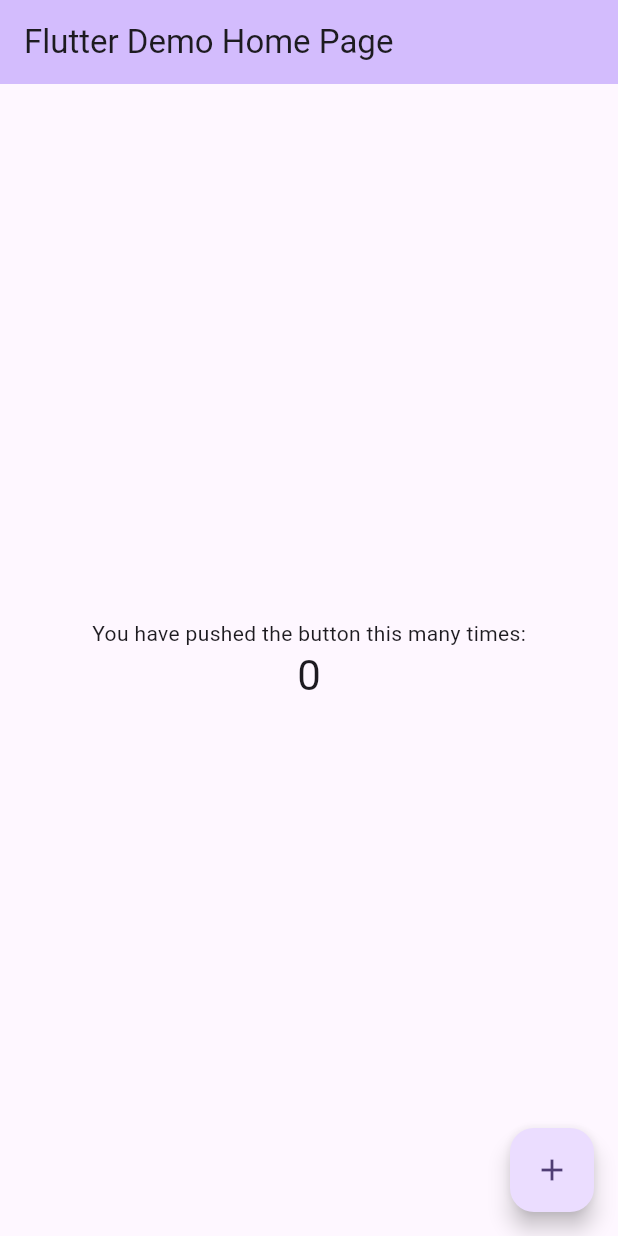
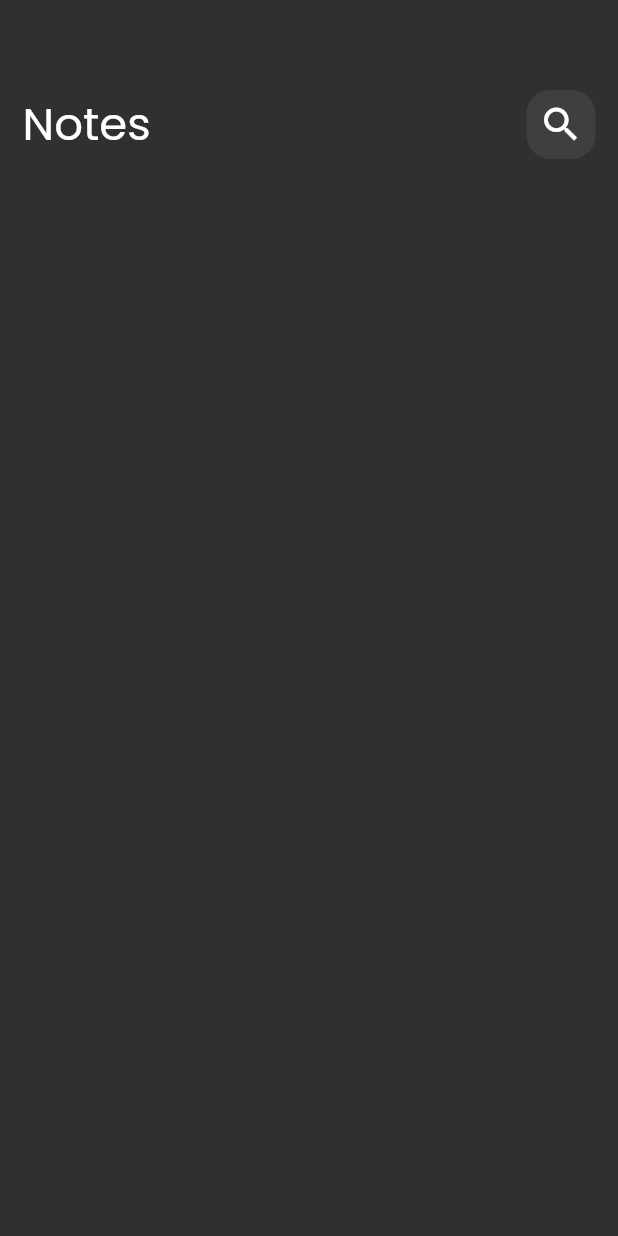
Before and after one commit to Jihedbenammar/Note_app, a Flutter app: the screen it shows after launch, on a phone screen of 412 x 824 dp. Run offline on Flutter 3.47's test engine with Material 2 defaults, Android fonts, the phone set to English and light mode, and no system bars.

Commit message:
add a custom app bar

```diff
--- /dev/null
+++ b/lib/constant/colors.dart
@@ -0,0 +1,5 @@
+import 'package:flutter/material.dart';
+
+class Kcolors {
+  static const kwhite = Colors.white;
+}
--- a/lib/main.dart
+++ b/lib/main.dart
@@ -1,4 +1,5 @@
 import 'package:flutter/material.dart';
+import 'package:note_app/views/home_screen.dart';
 
 void main() {
   runApp(const MyApp());
@@ -7,119 +8,12 @@ void main() {
 class MyApp extends StatelessWidget {
   const MyApp({super.key});
 
-  // This widget is the root of your application.
   @override
   Widget build(BuildContext context) {
     return MaterialApp(
-      title: 'Flutter Demo',
-      theme: ThemeData(
-        // This is the theme of your application.
-        //
-        // TRY THIS: Try running your application with "flutter run". You'll see
-        // the application has a blue toolbar. Then, without quitting the app,
-        // try changing the seedColor in the colorScheme below to Colors.green
-        // and then invoke "hot reload" (save your changes or press the "hot
-        // reload" button in a Flutter-supported IDE, or press "r" if you used
-        // the command line to start the app).
-        //
-        // Notice that the counter didn't reset back to zero; the application
-        // state is not lost during the reload. To reset the state, use hot
-        // restart instead.
-        //
-        // This works for code too, not just values: Most code changes can be
-        // tested with just a hot reload.
-        colorScheme: ColorScheme.fromSeed(seedColor: Colors.deepPurple),
-        useMaterial3: true,
-      ),
-      home: const MyHomePage(title: 'Flutter Demo Home Page'),
+      theme: ThemeData(fontFamily: "Poppins", brightness: Brightness.dark),
+      debugShowCheckedModeBanner: false,
+      home: const HomeScreen(),
     );
   }
 }
-
-class MyHomePage extends StatefulWidget {
-  const MyHomePage({super.key, required this.title});
-
-  // This widget is the home page of your application. It is stateful, meaning
-  // that it has a State object (defined below) that contains fields that affect
-  // how it looks.
-
-  // This class is the configuration for the state. It holds the values (in this
-  // case the title) provided by the parent (in this case the App widget) and
-  // used by the build method of the State. Fields in a Widget subclass are
-  // always marked "final".
-
-  final String title;
-
-  @override
-  State<MyHomePage> createState() => _MyHomePageState();
-}
-
-class _MyHomePageState extends State<MyHomePage> {
-  int _counter = 0;
-
-  void _incrementCounter() {
-    setState(() {
-      // This call to setState tells the Flutter framework that something has
-      // changed in this State, which causes it to rerun the build method below
-      // so that the display can reflect the updated values. If we changed
-      // _counter without calling setState(), then the build method would not be
-      // called again, and so nothing would appear to happen.
-      _counter++;
-    });
-  }
-
-  @override
-  Widget build(BuildContext context) {
-    // This method is rerun every time setState is called, for instance as done
-    // by the _incrementCounter method above.
-    //
-    // The Flutter framework has been optimized to make rerunning build methods
-    // fast, so that you can just rebuild anything that needs updating rather
-    // than having to individually change instances of widgets.
-    return Scaffold(
-      appBar: AppBar(
-        // TRY THIS: Try changing the color here to a specific color (to
-        // Colors.amber, perhaps?) and trigger a hot reload to see the AppBar
-        // change color while the other colors stay the same.
-        backgroundColor: Theme.of(context).colorScheme.inversePrimary,
-        // Here we take the value from the MyHomePage object that was created by
-        // the App.build method, and use it to set our appbar title.
-        title: Text(widget.title),
-      ),
-      body: Center(
-        // Center is a layout widget. It takes a single child and positions it
-        // in the middle of the parent.
-        child: Column(
-          // Column is also a layout widget. It takes a list of children and
-          // arranges them vertically. By default, it sizes itself to fit its
-          // children horizontally, and tries to be as tall as its parent.
-          //
-          // Column has various properties to control how it sizes itself and
-          // how it positions its children. Here we use mainAxisAlignment to
-          // center the children vertically; the main axis here is the vertical
-          // axis because Columns are vertical (the cross axis would be
-          // horizontal).
-          //
-          // TRY THIS: Invoke "debug painting" (choose the "Toggle Debug Paint"
-          // action in the IDE, or press "p" in the console), to see the
-          // wireframe for each widget.
-          mainAxisAlignment: MainAxisAlignment.center,
-          children: <Widget>[
-            const Text(
-              'You have pushed the button this many times:',
-            ),
-            Text(
-              '$_counter',
-              style: Theme.of(context).textTheme.headlineMedium,
-            ),
-          ],
-        ),
-      ),
-      floatingActionButton: FloatingActionButton(
-        onPressed: _incrementCounter,
-        tooltip: 'Increment',
-        child: const Icon(Icons.add),
-      ), // This trailing comma makes auto-formatting nicer for build methods.
-    );
-  }
-}
--- /dev/null
+++ b/lib/views/home_screen.dart
@@ -0,0 +1,13 @@
+import 'package:flutter/material.dart';
+import 'package:note_app/widgets/notes_view_body.dart';
+
+class HomeScreen extends StatelessWidget {
+  const HomeScreen({super.key});
+
+  @override
+  Widget build(BuildContext context) {
+    return const Scaffold(
+      body: NotesViewBody(),
+    );
+  }
+}
--- /dev/null
+++ b/lib/widgets/custom_appbar.dart
@@ -0,0 +1,22 @@
+import 'package:flutter/material.dart';
+
+import '../constant/colors.dart';
+import 'custom_search_icon.dart';
+
+class CustomAppBar extends StatelessWidget {
+  const CustomAppBar({super.key});
+
+  @override
+  Widget build(BuildContext context) {
+    return const Row(
+      children: [
+        Text(
+          "Notes",
+          style: TextStyle(fontSize: 30, color: Kcolors.kwhite),
+        ),
+        Spacer(),
+        CustomSearchIcon(),
+      ],
+    );
+  }
+}
--- /dev/null
+++ b/lib/widgets/custom_search_icon.dart
@@ -0,0 +1,25 @@
+import 'package:flutter/material.dart';
+
+import '../constant/colors.dart';
+
+class CustomSearchIcon extends StatelessWidget {
+  const CustomSearchIcon({
+    super.key,
+  });
+
+  @override
+  Widget build(BuildContext context) {
+    return Container(
+      child: const Center(
+        child: Icon(
+          Icons.search,
+          size: 30,
+        ),
+      ),
+      padding: const EdgeInsets.all(8),
+      decoration: BoxDecoration(
+          color: Kcolors.kwhite.withOpacity(0.07),
+          borderRadius: BorderRadius.circular(16)),
+    );
+  }
+}
--- /dev/null
+++ b/lib/widgets/notes_view_body.dart
@@ -0,0 +1,21 @@
+import 'package:flutter/material.dart';
+import 'custom_appbar.dart';
+
+class NotesViewBody extends StatelessWidget {
+  const NotesViewBody({super.key});
+
+  @override
+  Widget build(BuildContext context) {
+    return const Padding(
+      padding: EdgeInsets.all(15),
+      child: Column(
+        children: [
+          SizedBox(
+            height: 45,
+          ),
+          CustomAppBar()
+        ],
+      ),
+    );
+  }
+}
```
Also changed, not shown: pubspec.yaml (+4 -7 lines), fonts/Poppins-Regular.ttf (added).
